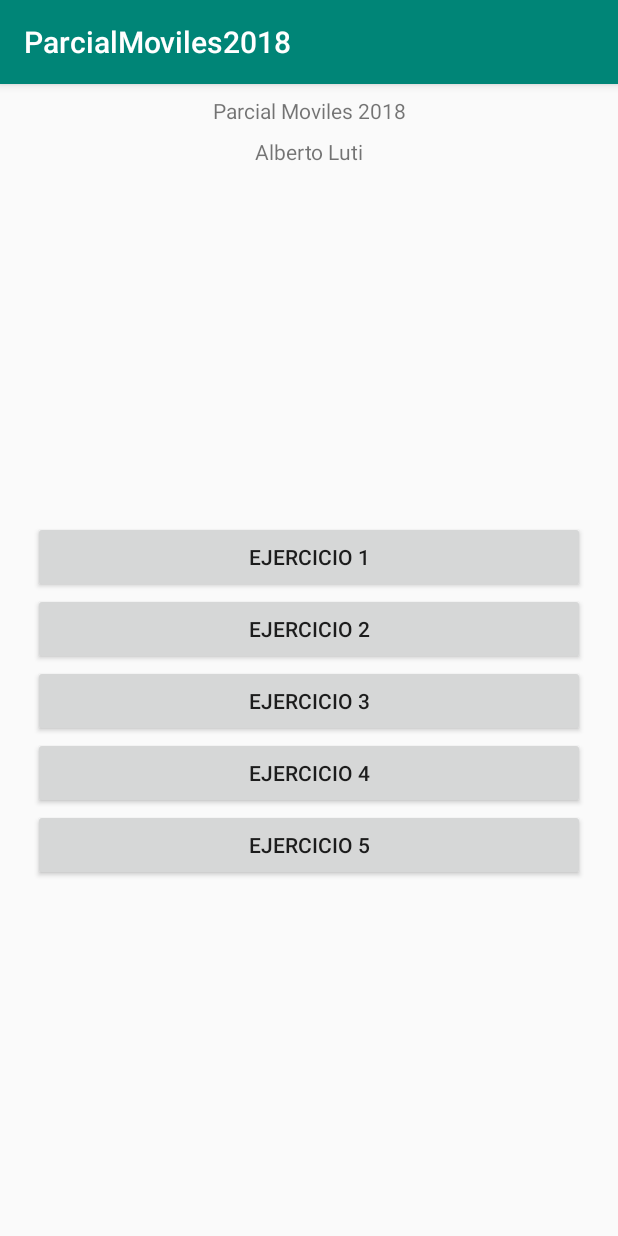
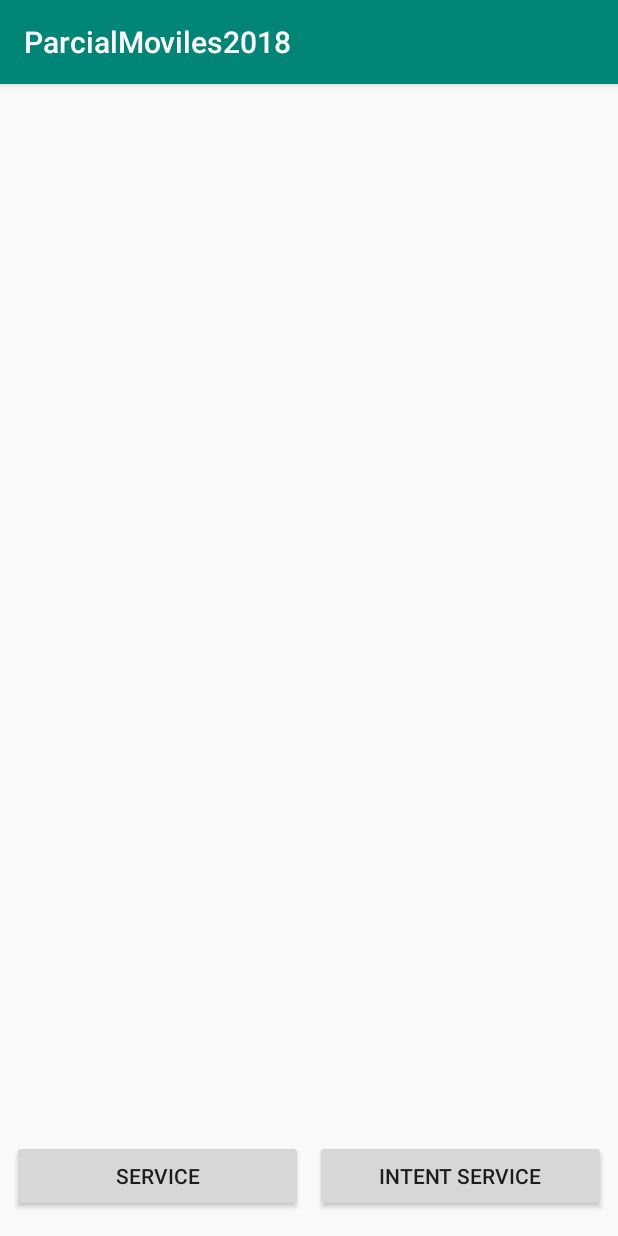
Before and after one commit to lutialberto/ParcialMoviles2018, an Android app: the screen it shows after launch (MainActivity before the commit, Exercise4Activity after it), after a tap on "EJERCICIO 4", on a phone screen of 412 x 824 dp. Run offline under Robolectric (Android 15) with nearby library versions, the phone set to English and light mode, and no system bars.

Commit message:
link with main and layout has been finished

```diff
--- a/app/src/main/AndroidManifest.xml
+++ b/app/src/main/AndroidManifest.xml
@@ -21,7 +21,18 @@
         <activity android:name=".controllers.Exercise1Activity" />
         <activity android:name=".controllers.Exercise2Activity" />
         <activity android:name=".controllers.MultiplicationActivity" />
-        <activity android:name=".controllers.Exercise3Activity"></activity>
+        <activity android:name=".controllers.Exercise3Activity" />
+        <activity android:name=".controllers.Exercise4Activity" />
+
+        <service
+            android:name=".services.MyService"
+            android:enabled="true"
+            android:exported="true"
+            android:permission="string"/>
+        <service
+            android:name=".services.MyIntentService"
+            android:exported="true"
+            android:permission="string"/>
     </application>
 
 </manifest>
--- /dev/null
+++ b/app/src/main/java/com/example/betom/parcialmoviles2018/controllers/Exercise4Activity.kt
@@ -0,0 +1,22 @@
+package com.example.betom.parcialmoviles2018.controllers
+
+import android.support.v7.app.AppCompatActivity
+import android.os.Bundle
+import android.view.View
+import com.example.betom.parcialmoviles2018.R
+
+class Exercise4Activity : AppCompatActivity() {
+
+    override fun onCreate(savedInstanceState: Bundle?) {
+        super.onCreate(savedInstanceState)
+        setContentView(R.layout.activity_exercise4)
+    }
+
+    fun btnServiceClicked(view: View){
+
+    }
+
+    fun btnIntentServiceClicked(view: View){
+
+    }
+}
--- a/app/src/main/java/com/example/betom/parcialmoviles2018/controllers/MainActivity.kt
+++ b/app/src/main/java/com/example/betom/parcialmoviles2018/controllers/MainActivity.kt
@@ -29,7 +29,8 @@ class MainActivity : AppCompatActivity() {
     }
 
     fun btnExercise4Click(view : View){
-
+        val exercise1Activity=Intent(this,Exercise4Activity::class.java)
+        startActivity(exercise1Activity)
     }
 
     fun btnExercise5Click(view : View){
--- /dev/null
+++ b/app/src/main/java/com/example/betom/parcialmoviles2018/services/MyIntentService.kt
@@ -0,0 +1,13 @@
+package com.example.betom.parcialmoviles2018.services
+
+import android.app.IntentService
+import android.content.Intent
+
+class MyIntentService : IntentService("MyIntentService") {
+
+    override fun onHandleIntent(intent: Intent?) {
+    }
+
+    private fun handleActionFoo(param1: String, param2: String) {
+    }
+}
--- /dev/null
+++ b/app/src/main/java/com/example/betom/parcialmoviles2018/services/MyService.kt
@@ -0,0 +1,34 @@
+package com.example.betom.parcialmoviles2018.services
+
+import android.app.Service
+import android.content.Intent
+import android.os.Handler
+import android.os.IBinder
+import android.os.Looper
+import android.os.Message
+
+class MyService : Service() {
+
+    private lateinit var mServiceLooper : Looper
+    private lateinit var mServiceHandler : ServiceHandler
+
+    override fun onBind(intent: Intent): IBinder {
+        TODO("Return the communication channel to the service.")
+    }
+
+    class ServiceHandler : Handler {
+        fun ServiceHandler(looper:Looper){
+            super(looper)
+        }
+
+        override fun handleMessage(msg: Message?) {
+            try{
+                Thread.sleep(5000)
+            }
+            catch (e: InterruptedException){
+                Thread.currentThread().interrupt()
+            }
+            stopSelf(msg!!.arg1)
+        }
+    }
+}
--- /dev/null
+++ b/app/src/main/res/layout/activity_exercise4.xml
@@ -0,0 +1,74 @@
+<?xml version="1.0" encoding="utf-8"?>
+<android.support.constraint.ConstraintLayout xmlns:android="http://schemas.android.com/apk/res/android"
+    xmlns:app="http://schemas.android.com/apk/res-auto"
+    xmlns:tools="http://schemas.android.com/tools"
+    android:layout_width="match_parent"
+    android:layout_height="match_parent"
+    tools:context=".controllers.Exercise4Activity">
+
+    <Button
+        android:id="@+id/btnService"
+        android:layout_width="0dp"
+        android:layout_height="wrap_content"
+        android:layout_marginStart="8dp"
+        android:layout_marginEnd="4dp"
+        android:layout_marginBottom="16dp"
+        android:onClick="btnServiceClicked"
+        android:text="@string/service"
+        app:layout_constraintBottom_toBottomOf="parent"
+        app:layout_constraintEnd_toStartOf="@+id/guideline"
+        app:layout_constraintHorizontal_bias="0.5"
+        app:layout_constraintHorizontal_chainStyle="spread"
+        app:layout_constraintStart_toStartOf="parent" />
+
+    <Button
+        android:id="@+id/btnIntentService"
+        android:layout_width="0dp"
+        android:layout_height="wrap_content"
+        android:layout_marginStart="4dp"
+        android:layout_marginEnd="8dp"
+        android:onClick="btnIntentServiceClicked"
+        android:text="@string/intent_service"
+        app:layout_constraintBottom_toBottomOf="@+id/btnService"
+        app:layout_constraintEnd_toEndOf="parent"
+        app:layout_constraintHorizontal_bias="0.5"
+        app:layout_constraintStart_toEndOf="@+id/guideline"
+        app:layout_constraintTop_toTopOf="@+id/btnService" />
+
+    <TextView
+        android:id="@+id/txtService"
+        android:layout_width="0dp"
+        android:layout_height="0dp"
+        android:layout_marginStart="8dp"
+        android:layout_marginTop="8dp"
+        android:layout_marginEnd="8dp"
+        android:layout_marginBottom="8dp"
+        app:layout_constraintBottom_toTopOf="@+id/btnService"
+        app:layout_constraintEnd_toStartOf="@+id/guideline"
+        app:layout_constraintHorizontal_bias="0.5"
+        app:layout_constraintStart_toStartOf="parent"
+        app:layout_constraintTop_toTopOf="parent"
+        tools:text="texto service" />
+
+    <TextView
+        android:id="@+id/txtIntentService"
+        android:layout_width="0dp"
+        android:layout_height="0dp"
+        android:layout_marginStart="8dp"
+        android:layout_marginTop="8dp"
+        android:layout_marginEnd="8dp"
+        android:layout_marginBottom="8dp"
+        app:layout_constraintBottom_toTopOf="@+id/btnIntentService"
+        app:layout_constraintEnd_toEndOf="parent"
+        app:layout_constraintHorizontal_bias="0.5"
+        app:layout_constraintStart_toEndOf="@+id/guideline"
+        app:layout_constraintTop_toTopOf="parent"
+        tools:text="texto intent service" />
+
+    <android.support.constraint.Guideline
+        android:id="@+id/guideline"
+        android:layout_width="wrap_content"
+        android:layout_height="wrap_content"
+        android:orientation="vertical"
+        app:layout_constraintGuide_percent="0.5" />
+</android.support.constraint.ConstraintLayout>
--- a/app/src/main/res/values/strings.xml
+++ b/app/src/main/res/values/strings.xml
@@ -18,4 +18,6 @@
     <string name="comenzar">Comenzar</string>
     <string name="detener">Detener</string>
     <string name="resetear">Resetear</string>
+    <string name="service">Service</string>
+    <string name="intent_service">Intent Service</string>
 </resources>
```
